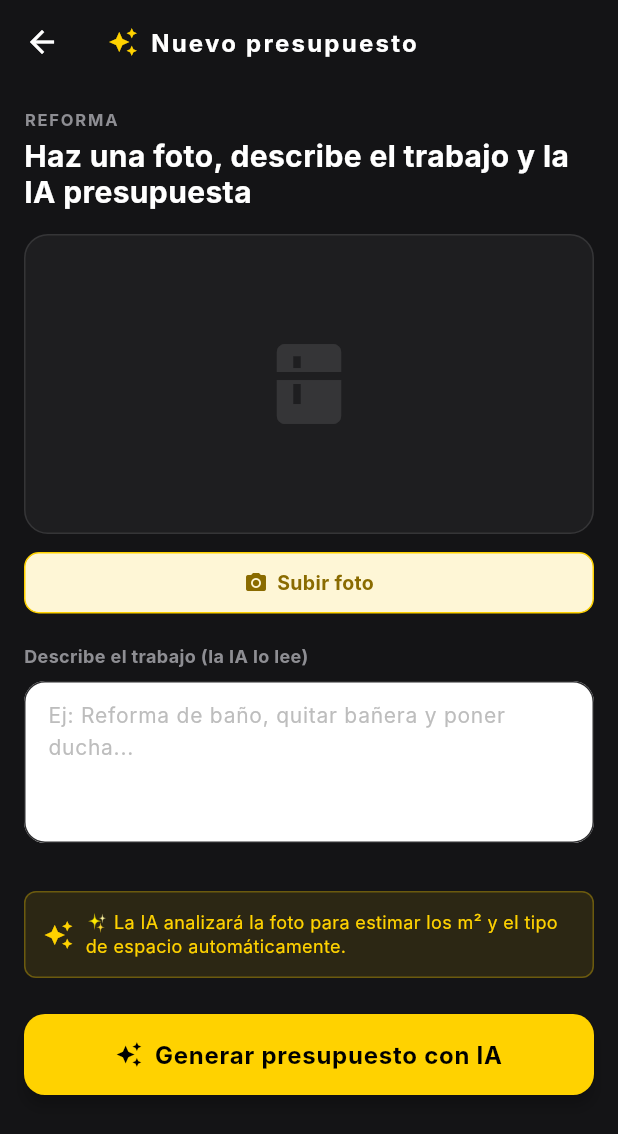
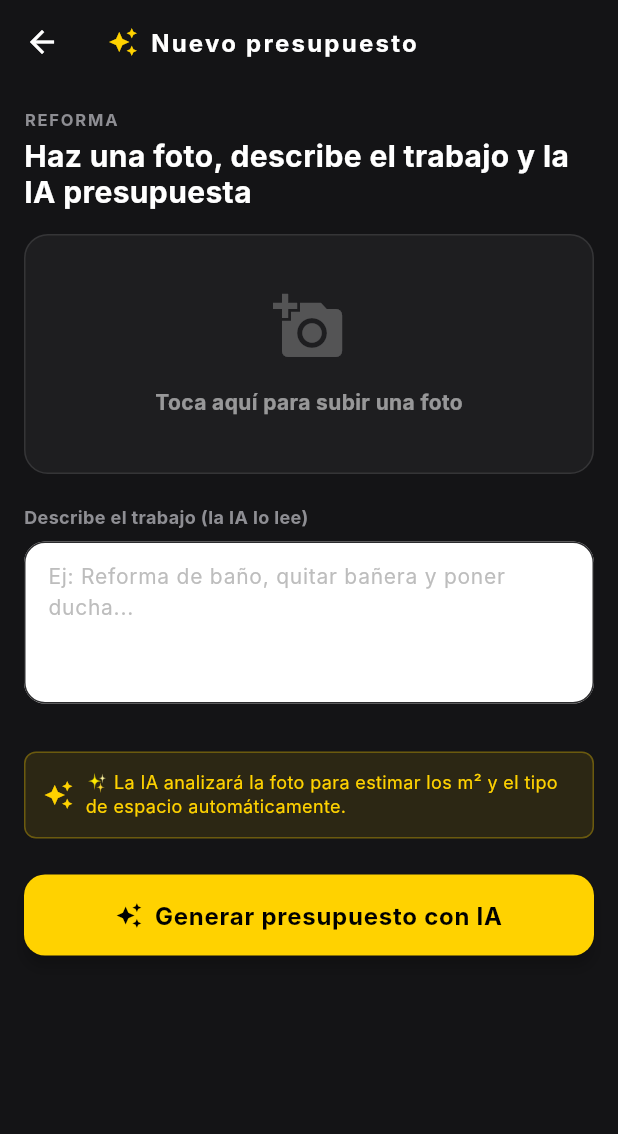
Before and after one commit to eduardovt99-code/Nexussolutions, a Flutter app: the AIBudgetScreen screen opened directly, on a phone screen of 412 x 824 dp. Shown: the top 1134 px of the screen. Run offline on Flutter 3.47's test engine with Material 3 defaults, Android fonts, the light colour scheme and no system bars; our stand-ins replace cloud_firestore, firebase_auth, firebase_core, image_picker, shared_preferences; accounts and stored records are empty; Roboto replaces fonts that are missing (Inter).

Commit message:
style: replace image preview with aesthetic success indicator

```diff
--- a/lib/demo_version.dart
+++ b/lib/demo_version.dart
@@ -1,5 +1,5 @@
 /// Incrementar en cada release publicada para forzar recarga de demo en web.
 class DemoVersion {
-  static const String build = '73';
-  static const String label = 'Demo v73';
+  static const String build = '74';
+  static const String label = 'Demo v74';
 }
--- a/lib/screens/ai_budget_screen.dart
+++ b/lib/screens/ai_budget_screen.dart
@@ -341,33 +341,45 @@ Responde solo con el JSON.''';
           const Text('Haz una foto, describe el trabajo y la IA presupuesta', style: TextStyle(color: Colors.white, fontSize: 20, fontWeight: FontWeight.bold, height: 1.2)),
           const SizedBox(height: 16),
 
-          Container(
-            height: 200,
+          GestureDetector(
+            onTap: _pickImage,
+            child: Container(
+              height: 160,
               width: double.infinity,
               decoration: BoxDecoration(
                 color: AppTheme.surfaceDark,
                 borderRadius: BorderRadius.circular(16),
-              border: Border.all(color: Colors.white10),
+                border: Border.all(color: _imgBytes != null ? AppTheme.successGreen.withValues(alpha: 0.5) : Colors.white10),
               ),
-            clipBehavior: Clip.hardEdge,
-            child: Stack(
-              fit: StackFit.expand,
+              child: Center(
+                child: _imgBytes != null
+                  ? Column(
+                      mainAxisAlignment: MainAxisAlignment.center,
                       children: [
-                if (_imgBytes != null)
-                  Image.memory(_imgBytes!, fit: BoxFit.cover)
-                else
-                  const Center(child: Icon(Icons.kitchen, size: 64, color: Colors.white10)),
-
-
+                        Container(
+                          padding: const EdgeInsets.all(16),
+                          decoration: BoxDecoration(
+                            color: AppTheme.successGreen.withValues(alpha: 0.15),
+                            shape: BoxShape.circle,
+                          ),
+                          child: const Icon(Icons.check_circle, color: AppTheme.successGreen, size: 48),
+                        ),
+                        const SizedBox(height: 16),
+                        const Text('Foto cargada correctamente', style: TextStyle(color: AppTheme.successGreen, fontSize: 14, fontWeight: FontWeight.bold)),
+                        const SizedBox(height: 4),
+                        const Text('Toca para cambiarla', style: TextStyle(color: Colors.white30, fontSize: 11)),
+                      ],
+                    )
+                  : const Column(
+                      mainAxisAlignment: MainAxisAlignment.center,
+                      children: [
+                        Icon(Icons.add_a_photo, size: 48, color: Colors.white24),
+                        SizedBox(height: 16),
+                        Text('Toca aquí para subir una foto', style: TextStyle(color: Colors.white54, fontSize: 14, fontWeight: FontWeight.bold)),
                       ],
                     ),
               ),
-          const SizedBox(height: 12),
-          _buildPbtn(
-            icon: Icons.camera_alt,
-            label: 'Subir foto',
-            active: true,
-            onTap: _pickImage
+            ),
           ),
 
           const SizedBox(height: 20),
```
Lines whose indentation alone changed are shown as unchanged.
